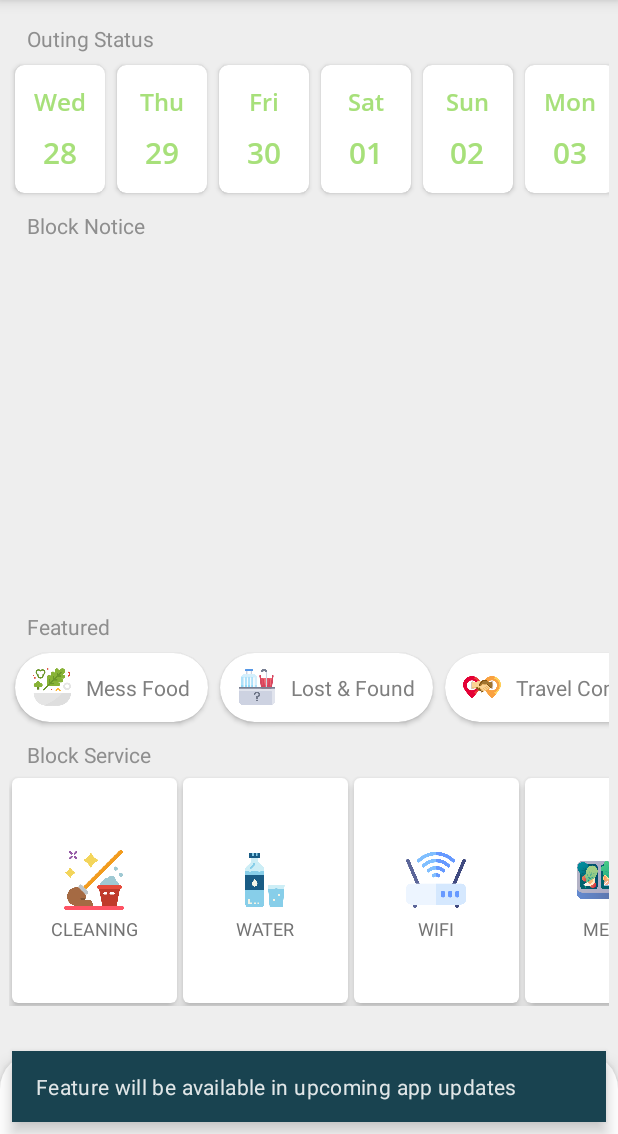
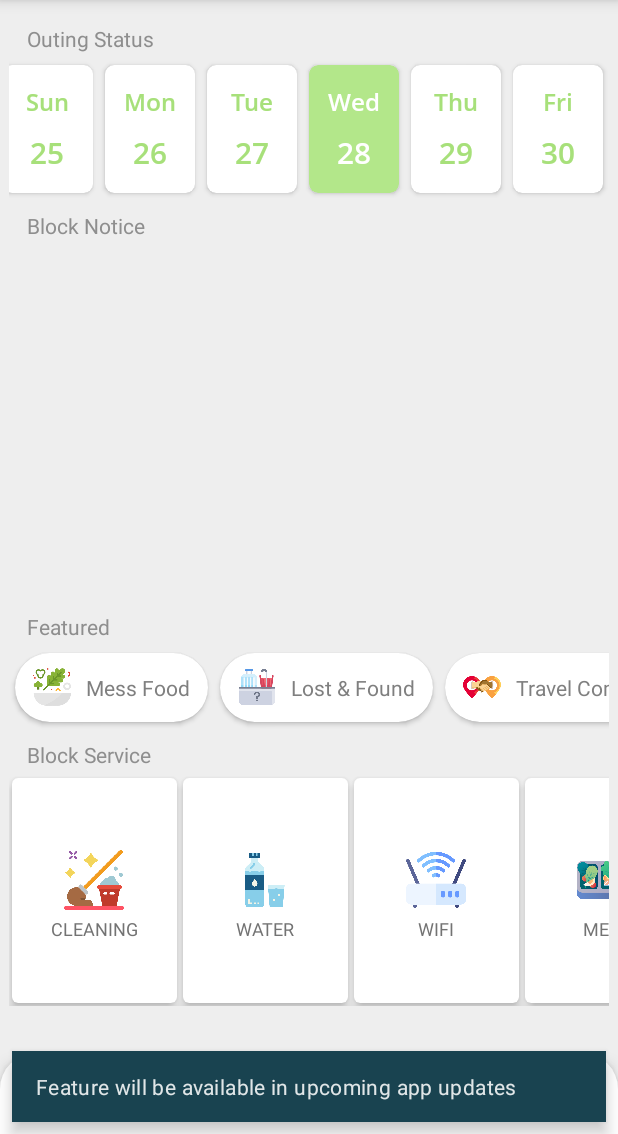
Before and after one commit to anubhav-ps/VITInsiderHostel, an Android app: the screen it shows after launch once a user with an empty profile is signed in (HomePageActivity), after a tap on "Mess Food", on a phone screen of 412 x 824 dp, the part 102-1236 px from its top. Run offline under Robolectric (Android 15) with nearby library versions, the phone set to English and light mode, and no system bars; our stand-ins replace Firebase (no records; nobody signed in at launch, a user with empty details on screens opened directly); libraries missing offline, so code that uses them is left out: com.ismaeldivita.chipnavigation, com.tbuonomo.viewpagerdotsindicator; plain views replace ChipNavigationBar; Roboto replaces fonts that are not available here; 5 statements that could not run were skipped.

Commit message:
Major Change in layouts

```diff
--- a/app/src/main/java/com/anubhav/vitinsiderhostel/adapters/OutingAdapter.java
+++ b/app/src/main/java/com/anubhav/vitinsiderhostel/adapters/OutingAdapter.java
@@ -2,6 +2,7 @@ package com.anubhav.vitinsiderhostel.adapters;
 
 import android.annotation.SuppressLint;
 import android.content.Context;
+import android.graphics.Color;
 import android.view.LayoutInflater;
 import android.view.View;
 import android.view.ViewGroup;
@@ -15,6 +16,8 @@ import com.anubhav.vitinsiderhostel.models.Outing;
 import com.google.android.material.card.MaterialCardView;
 import com.google.android.material.textview.MaterialTextView;
 
+import java.util.Calendar;
+import java.util.Date;
 import java.util.List;
 
 public class OutingAdapter extends RecyclerView.Adapter<OutingAdapter.OutingViewHolder> {
@@ -52,6 +55,23 @@ public class OutingAdapter extends RecyclerView.Adapter<OutingAdapter.OutingView
         holder.cardView.setOnClickListener(v -> onOutingCardClicked.outingCardClicked(position));
 
 
+        Calendar calendar = Calendar.getInstance();
+        calendar.setTime(new Date());
+        Calendar calendar1 = Calendar.getInstance();
+        calendar1.setTime(outingList.get(position).getTimeStamp());
+        System.out.println("List date : "+calendar1.get(Calendar.DATE));
+        System.out.println("TODAY date : "+calendar.get(Calendar.DATE));
+        if (calendar1.get(Calendar.DATE)==calendar.get(Calendar.DATE)){
+            holder.cardView.setCardBackgroundColor(Color.parseColor("#B3E78A"));
+            holder.dayTxt.setTextColor(Color.WHITE);
+            holder.dateTxt.setTextColor(Color.WHITE);
+        }else{
+            holder.cardView.setCardBackgroundColor( Color.WHITE);
+            holder.dayTxt.setTextColor(Color.parseColor("#A7E07A"));
+            holder.dateTxt.setTextColor(Color.parseColor("#A7E07A"));
+        }
+
+
     }
 
     @Override
--- a/app/src/main/java/com/anubhav/vitinsiderhostel/fragments/BlockFragment.java
+++ b/app/src/main/java/com/anubhav/vitinsiderhostel/fragments/BlockFragment.java
@@ -187,6 +187,9 @@ public class BlockFragment extends Fragment implements iOnOutingCardClicked, iOn
     private void initialiseOutingStatus() {
         LinearLayoutManager linearLayoutManager = new LinearLayoutManager(getActivity(), LinearLayoutManager.HORIZONTAL, false);
         outingRecyclerView.setLayoutManager(linearLayoutManager);
+        Calendar cal = Calendar.getInstance();
+        cal.setTime(new Date());
+        linearLayoutManager.scrollToPosition(cal.get(Calendar.DATE) - 1);
     }
 
     private void initialiseFeaturedMenu(View view) {
@@ -213,18 +216,19 @@ public class BlockFragment extends Fragment implements iOnOutingCardClicked, iOn
         noticeViewPager.setAdapter(noticeAdapter);
     }
 
+
     private void generateOutingDays() {
 
-        Date today = new Date();
+
         Calendar cal = Calendar.getInstance();
-        cal.setTime(today);
+        cal.setTime(new Date());
+        cal.set(Calendar.DAY_OF_MONTH, 1);
 
-        for (int i = 0; i < 7; i++) {
-            cal.setTime(today);
-            cal.add(Calendar.DATE, i);
+        int thisMonth = cal.get(Calendar.MONTH);
+
+        while (thisMonth == cal.get(Calendar.MONTH)) {
             Date date = cal.getTime();
             Outing outing = new Outing();
-
             SimpleDateFormat formatToString = new SimpleDateFormat("dd", Locale.getDefault());
             final String dateText = formatToString.format(date);
             outing.setDate(dateText);
@@ -246,10 +250,11 @@ public class BlockFragment extends Fragment implements iOnOutingCardClicked, iOn
             formatToString = new SimpleDateFormat("yyyy", Locale.getDefault());
             final String yearText = formatToString.format(date);
             outing.setYear(yearText);
+            outing.setTimeStamp(date);
+            outingList.add(outing);
+            cal.add(Calendar.DAY_OF_MONTH, 1);
+        }
 
-            outingList.add(outing);
-
-        }
         initialiseOutingAdapter(outingList);
     }
 
@@ -291,8 +296,6 @@ public class BlockFragment extends Fragment implements iOnOutingCardClicked, iOn
         String date = outingData.getDate();
         String month = outingData.getMonth();
         String status = outingData.getStatus();
-        String from = outingData.getOpenTime();
-        String till = outingData.getCloseTime();
         String duration = outingData.getDuration() + " hrs";
 
         dialog.setContentView(R.layout.dialog_outing_status);
@@ -302,15 +305,11 @@ public class BlockFragment extends Fragment implements iOnOutingCardClicked, iOn
         MaterialTextView monthTxt = dialog.findViewById(R.id.dialogOutingMonthText);
         ImageView image = dialog.findViewById(R.id.dialogOutingImage);
         MaterialTextView statusTxt = dialog.findViewById(R.id.dialogOutingStatusTxt);
-        MaterialTextView fromTxt = dialog.findViewById(R.id.dialogOutingFromTxt);
-        MaterialTextView tillTxt = dialog.findViewById(R.id.dialogOutingTillTxt);
         MaterialTextView durationTxt = dialog.findViewById(R.id.dialogOutingDurationText);
 
         dateTxt.setText(date);
         monthTxt.setText(month);
         statusTxt.setText(status);
-        fromTxt.setText(from);
-        tillTxt.setText(till);
         durationTxt.setText(duration);
 
 
--- a/app/src/main/java/com/anubhav/vitinsiderhostel/fragments/EditProfileFragment.java
+++ b/app/src/main/java/com/anubhav/vitinsiderhostel/fragments/EditProfileFragment.java
@@ -224,7 +224,7 @@ public class EditProfileFragment extends Fragment implements View.OnClickListene
     }
 
     private void openEditParentMailId() {
-        callSnackBar("Cannot update parent mail Id");
+        callSnackBar("Cannot update parent mail ID");
     }
 
     private void openEditStudentName() {
@@ -425,7 +425,7 @@ public class EditProfileFragment extends Fragment implements View.OnClickListene
     }
 
     private void openEditMailIdView() {
-        callSnackBar("Cannot update user mail ID");
+        callSnackBar("Cannot update student mail ID");
     }
 
     private void openEditUserNameView() {
--- a/app/src/main/java/com/anubhav/vitinsiderhostel/fragments/OutingRequestFragment.java
+++ b/app/src/main/java/com/anubhav/vitinsiderhostel/fragments/OutingRequestFragment.java
@@ -305,6 +305,10 @@ public class OutingRequestFragment extends Fragment implements View.OnClickListe
         datePickerDialog.getWindow().setBackgroundDrawable(new ColorDrawable(Color.TRANSPARENT));
         long milis = getDatesBlocked(blockDays).getTime();
         datePickerDialog.getDatePicker().setMinDate(milis);
+      /*  blockDays = calendar.getActualMaximum(Calendar.DATE) - calendar.get(Calendar.DATE);
+        if (blockDays < 8) blockDays = blockDays + 10;
+        milis = getDatesBlocked(blockDays).getTime();
+        datePickerDialog.getDatePicker().setMaxDate(milis);*/
         datePickerDialog.setCanceledOnTouchOutside(false);
         datePickerDialog.show();
 
--- a/app/src/main/java/com/anubhav/vitinsiderhostel/models/Outing.java
+++ b/app/src/main/java/com/anubhav/vitinsiderhostel/models/Outing.java
@@ -1,33 +1,53 @@
 package com.anubhav.vitinsiderhostel.models;
 
 
+import java.util.Date;
+
 public class Outing {
+
+    private Date timeStamp;
 
     private String date;
     private String day;
     private String month;
     private String year;
     private String status;
-    private String openTime;
-    private String closeTime;
-    private String duration;
+
+    private boolean FRESHERS;
+    private boolean SOPHOMORES;
+    private boolean JUNIORS;
+    private boolean SENIORS;
+
+    private int duration;
 
     public Outing() {
-      //  status = OutingStatus.NOT_ALLOWED.toString();
-        openTime = "00:00";
-        closeTime = "00:00";
-        duration = "0";
+        this.FRESHERS = false;
+        this.SOPHOMORES = false;
+        this.JUNIORS = false;
+        this.SENIORS = false;
+        this.duration = 4;
     }
 
-    public Outing(String date, String day, String month, String year, String status, String openTime, String closeTime, String duration) {
+    public Outing(Date timeStamp, String date, String day, String month, String year, String status, boolean FRESHERS, boolean SOPHOMORES, boolean JUNIORS, boolean SENIORS, int duration) {
+        this.timeStamp = timeStamp;
         this.date = date;
         this.day = day;
         this.month = month;
         this.year = year;
         this.status = status;
-        this.openTime = openTime;
-        this.closeTime = closeTime;
+        this.FRESHERS = FRESHERS;
+        this.SOPHOMORES = SOPHOMORES;
+        this.JUNIORS = JUNIORS;
+        this.SENIORS = SENIORS;
         this.duration = duration;
+    }
+
+    public Date getTimeStamp() {
+        return timeStamp;
+    }
+
+    public void setTimeStamp(Date timeStamp) {
+        this.timeStamp = timeStamp;
     }
 
     public String getDate() {
@@ -70,16 +90,43 @@ public class Outing {
         this.status = status;
     }
 
-    public String getOpenTime() {
-        return openTime;
+    public boolean isFRESHERS() {
+        return FRESHERS;
     }
 
-    public String getCloseTime() {
-        return closeTime;
+    public void setFRESHERS(boolean FRESHERS) {
+        this.FRESHERS = FRESHERS;
     }
 
-    public String getDuration() {
+    public boolean isSOPHOMORES() {
+        return SOPHOMORES;
+    }
+
+    public void setSOPHOMORES(boolean SOPHOMORES) {
+        this.SOPHOMORES = SOPHOMORES;
+    }
+
+    public boolean isJUNIORS() {
+        return JUNIORS;
+    }
+
+    public void setJUNIORS(boolean JUNIORS) {
+        this.JUNIORS = JUNIORS;
+    }
+
+    public boolean isSENIORS() {
+        return SENIORS;
+    }
+
+    public void setSENIORS(boolean SENIORS) {
+        this.SENIORS = SENIORS;
+    }
+
+    public int getDuration() {
         return duration;
     }
 
+    public void setDuration(int duration) {
+        this.duration = duration;
+    }
 }
--- a/app/src/main/res/layout/fragment_edit_profile.xml
+++ b/app/src/main/res/layout/fragment_edit_profile.xml
@@ -128,7 +128,7 @@
                 android:layout_marginTop="20dp"
                 android:fontFamily="@font/duru_sans"
                 android:padding="2dp"
-                android:text="@string/user_profile_pge_user_mail_id_lbl"
+                android:text="Student Mail ID"
                 android:textColor="#E6626161" />
 
             <com.google.android.material.textview.MaterialTextView
@@ -184,7 +184,7 @@
                 android:layout_marginTop="20dp"
                 android:fontFamily="@font/duru_sans"
                 android:padding="2dp"
-                android:text="Parent Mail Id"
+                android:text="Parent Mail ID"
                 android:textColor="#E6626161" />
 
             <com.google.android.material.textview.MaterialTextView
--- a/app/src/main/res/layout/fragment_outing_request.xml
+++ b/app/src/main/res/layout/fragment_outing_request.xml
@@ -279,7 +279,7 @@
                 android:layout_marginTop="18dp"
                 android:fontFamily="sans-serif"
                 android:padding="2dp"
-                android:text="Parent Email Id"
+                android:text="Parent Email ID"
                 android:textColor="@color/text_04"
                 android:textSize="16sp" />
 
--- a/app/src/main/res/layout/fragment_view_user_profile.xml
+++ b/app/src/main/res/layout/fragment_view_user_profile.xml
@@ -150,7 +150,7 @@
                 android:layout_marginTop="18dp"
                 android:fontFamily="@font/duru_sans"
                 android:padding="2dp"
-                android:text="Student Mail Id"
+                android:text="Student Mail ID"
                 android:textColor="#E6626161" />
 
             <com.google.android.material.textview.MaterialTextView
@@ -233,7 +233,7 @@
                 android:layout_marginTop="18dp"
                 android:fontFamily="@font/duru_sans"
                 android:padding="2dp"
-                android:text="Parent Mail Id"
+                android:text="Parent Mail ID"
                 android:textColor="#E6626161" />
 
             <com.google.android.material.textview.MaterialTextView
--- a/app/src/main/res/values/colors.xml
+++ b/app/src/main/res/values/colors.xml
@@ -23,4 +23,5 @@
     <color name="light_blue_A200">#FF40C4FF</color>
     <color name="light_blue_A400">#FF00B0FF</color>
     <color name="black_overlay">#66000000</color>
+    <color name="outing_card_color">#ACD48C</color>
 </resources>
```
Also changed, not shown: app/src/main/java/com/anubhav/vitinsiderhostel/activities/LoginActivity.java (+1 -7 lines), app/src/main/java/com/anubhav/vitinsiderhostel/fragments/AccountFragment.java (+14 -9 lines).
